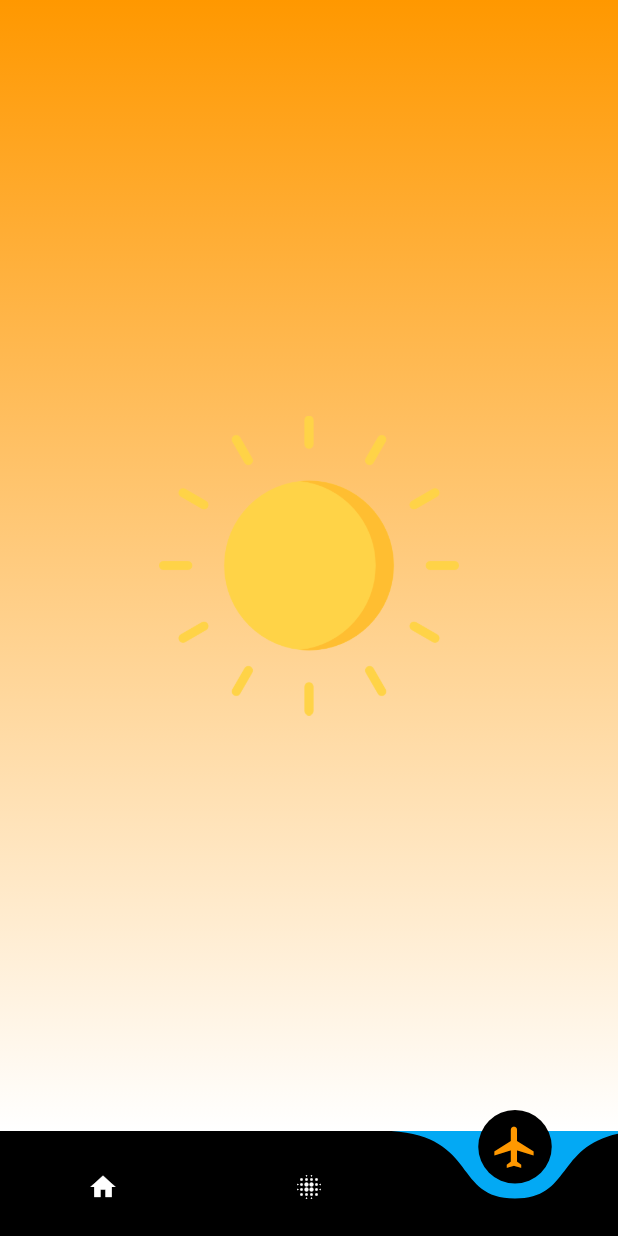
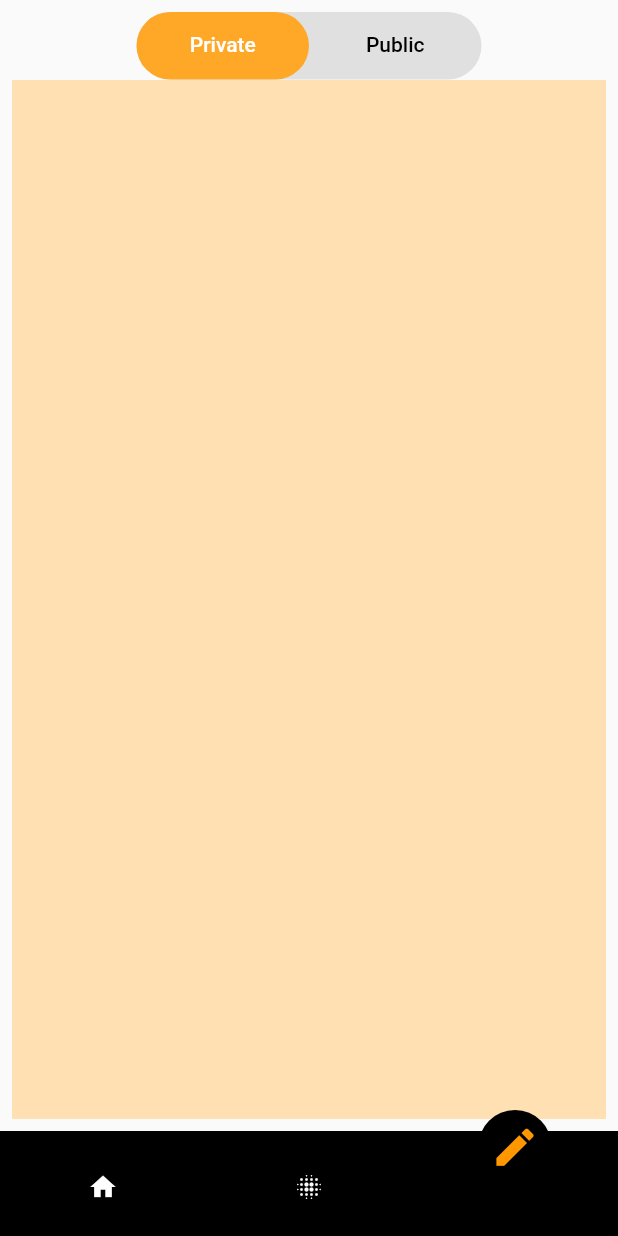
Before and after one commit to sonagidevelop/flutter_exercise, a Flutter app: the screen it shows after launch, item 3 of the bottom bar chosen, on a phone screen of 412 x 824 dp. Run offline on Flutter 3.47's test engine with Material 2 defaults, Android fonts, the phone set to English and light mode, and no system bars; drawn by our look-alikes of curved_navigation_bar.

Commit message:
writing
writing 살짝 만져봄

```diff
--- a/lib/main.dart
+++ b/lib/main.dart
@@ -9,6 +9,7 @@
 
 import 'package:flutter/material.dart';
 import 'package:curved_navigation_bar/curved_navigation_bar.dart';
+import 'subWidgets.dart';
 
 void main() => runApp(const MyApp());
 
@@ -41,7 +42,7 @@ class _MyStatefulWidgetState extends State<MyStatefulWidget> {
   List _selectedMenu = [
     Text("1"),
     home(),
-    backgroundExercise(),
+    StackOver(),
   ];
   @override
   Widget build(BuildContext context) {
@@ -57,10 +58,10 @@ class _MyStatefulWidgetState extends State<MyStatefulWidget> {
     return CurvedNavigationBar(
       index: 1,
       height: 70,
-      backgroundColor: Colors.lightBlue,
+      backgroundColor: Colors.black,
       buttonBackgroundColor: Colors.black,
       color: Colors.black,
-      animationDuration: const Duration(milliseconds: 150),
+      animationDuration: const Duration(milliseconds: 100),
       animationCurve: Curves.easeInOutQuart,
       onTap: (index) {
         setState(() {
@@ -74,7 +75,7 @@ class _MyStatefulWidgetState extends State<MyStatefulWidget> {
         Icon(Icons.blur_on,
             size: (_selectedIndex == 1) ? 40 : 20,
             color: (_selectedIndex == 1) ? Colors.orange : Colors.white),
-        Icon(Icons.flight,
+        Icon(Icons.edit,
             size: (_selectedIndex == 2) ? 33 : 20,
             color: (_selectedIndex == 2) ? Colors.orange : Colors.white),
       ],
--- /dev/null
+++ b/lib/subWidgets.dart
@@ -0,0 +1,93 @@
+import 'package:flutter/material.dart';
+
+class StackOver extends StatefulWidget {
+  @override
+  _StackOverState createState() => _StackOverState();
+}
+
+class _StackOverState extends State<StackOver>
+    with SingleTickerProviderStateMixin {
+  TabController? _tabController;
+
+  @override
+  void initState() {
+    _tabController = TabController(length: 2, vsync: this);
+    super.initState();
+  }
+
+  @override
+  void dispose() {
+    super.dispose();
+    // _tabController.dispose();
+  }
+
+  @override
+  Widget build(BuildContext context) {
+    return Scaffold(
+      body: Padding(
+        padding: const EdgeInsets.all(8.0),
+        child: Column(
+          children: [
+            // give the tab bar a height [can change hheight to preferred height]
+            Container(
+              height: 45,
+              width: 230,
+              decoration: BoxDecoration(
+                color: Colors.grey[300],
+                borderRadius: BorderRadius.circular(
+                  25.0,
+                ),
+              ),
+              child: TabBar(
+                controller: _tabController,
+                // give the indicator a decoration (color and border radius)
+                indicator: BoxDecoration(
+                  borderRadius: BorderRadius.circular(
+                    25.0,
+                  ),
+                  color: Colors.orange[400],
+                ),
+                labelColor: Colors.white,
+                unselectedLabelColor: Colors.black,
+                tabs: [
+                  // first tab [you can add an icon using the icon property]
+                  Tab(
+                    text: 'Private',
+                  ),
+
+                  // second tab [you can add an icon using the icon property]
+                  Tab(
+                    text: 'Public',
+                  ),
+                ],
+              ),
+            ),
+            // tab bar view here
+            Expanded(
+              child: TabBarView(
+                controller: _tabController,
+                children: [
+                  // first tab bar view widget
+                  Container(
+                    color: Colors.orange[100],
+                  ),
+
+                  // second tab bar view widget
+                  Center(
+                    child: Text(
+                      'Chatting here',
+                      style: TextStyle(
+                        fontSize: 25,
+                        fontWeight: FontWeight.w600,
+                      ),
+                    ),
+                  ),
+                ],
+              ),
+            ),
+          ],
+        ),
+      ),
+    );
+  }
+}
```
